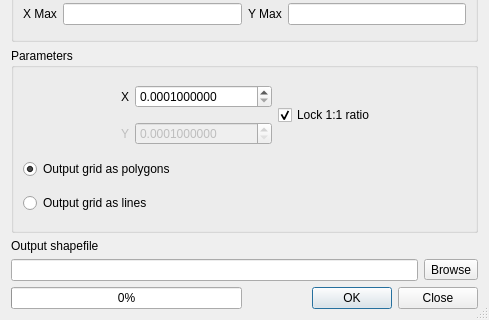
Before: the Qt Designer form python/plugins/fTools/tools/frmVectorGrid.ui in kadas-albireo/kadas-albireo, drawn with Qt 5; both pictures show x 0 to 489 and y 155 to 475 of the 489 by 475 pixel window.
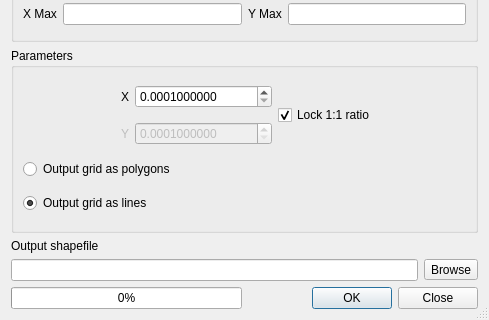
After: the same form once the commit is applied.

Commit message: ftools vector grid:  UI improvements

Diff of the .ui file:
```diff
--- a/python/plugins/fTools/tools/frmVectorGrid.ui
+++ b/python/plugins/fTools/tools/frmVectorGrid.ui
@@ -286,7 +286,7 @@
          <string>Output grid as polygons</string>
         </property>
         <property name="checked">
-         <bool>true</bool>
+         <bool>false</bool>
         </property>
        </widget>
       </item>
@@ -295,6 +295,9 @@
         <property name="text">
          <string>Output grid as lines</string>
         </property>
+        <property name="checked">
+         <bool>true</bool>
+        </property>
        </widget>
       </item>
      </layout>
```
The commit also changes 1 other file.
